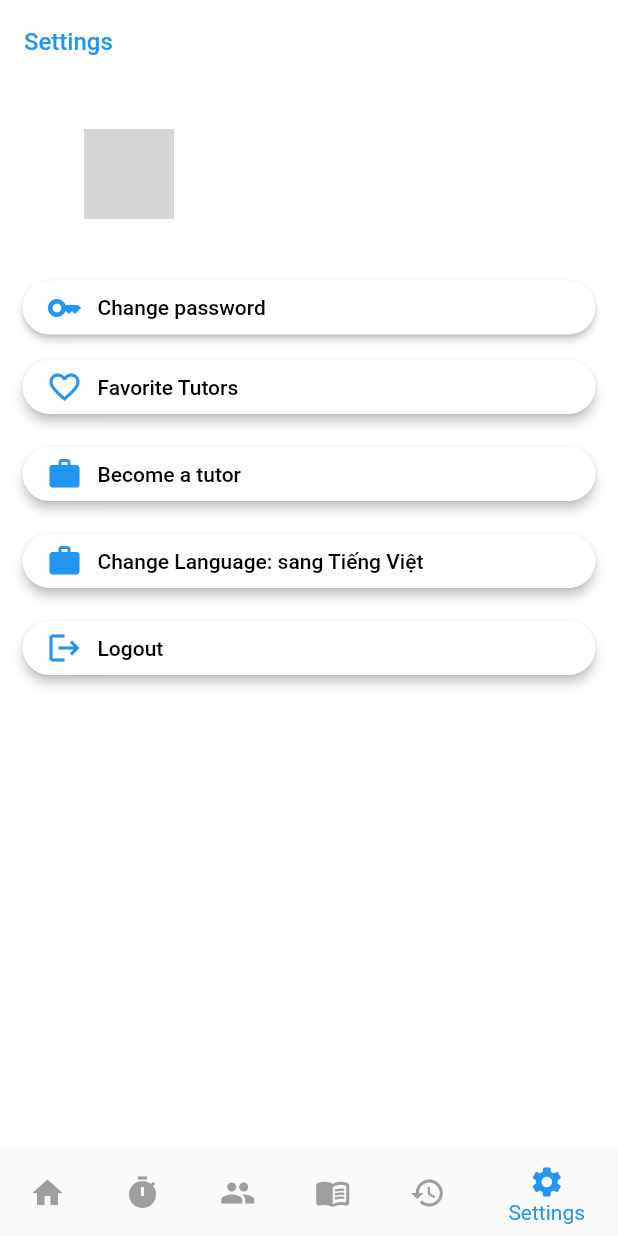
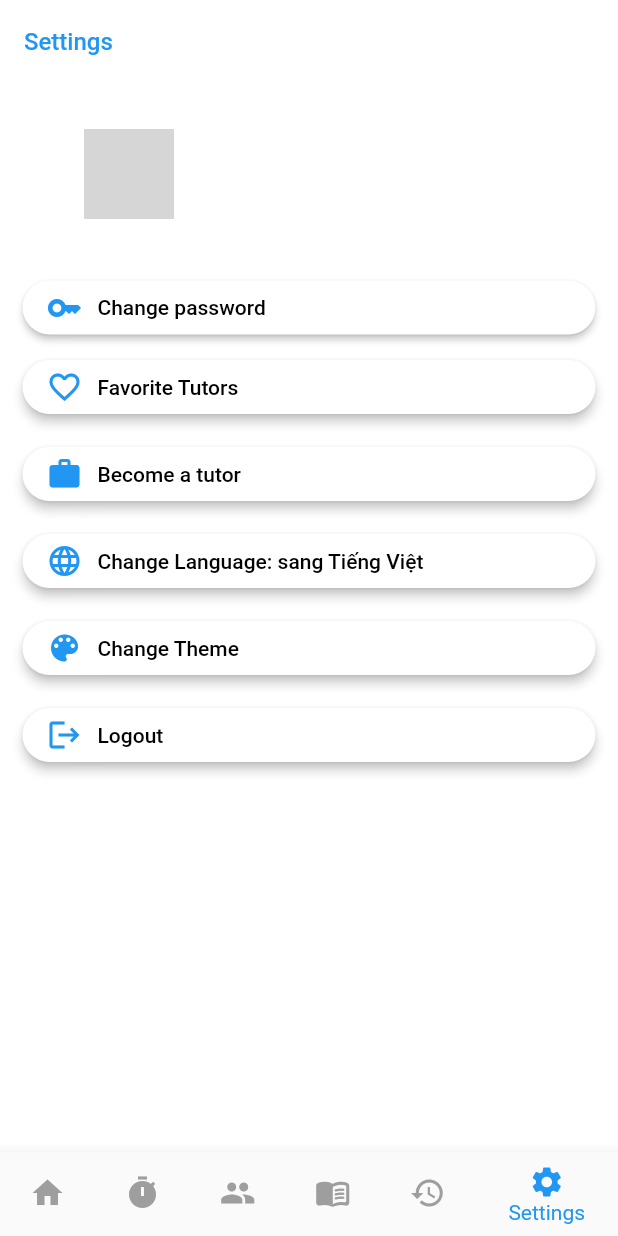
Before and after one commit to DuytheTeacher/advanced-mobile-development, a Flutter app: the Tabbar screen opened directly, item 6 of the bottom bar chosen, on a phone screen of 412 x 824 dp. Run offline on Flutter 3.47's test engine with Material 2 defaults, Android fonts, the phone set to English and light mode, and no system bars; our stand-ins replace flutter_local_notifications, image_picker, rxdart, shared_preferences, timezone, video_player; missing offline and left inert: flutter_pdfview; accounts and stored records are empty; generated files the repository leaves out were written again; network calls fail; grey boxes are pictures that could not be loaded.

Commit message:
Offline flow for Change theme

```diff
--- a/lib/l10n/app_en.arb
+++ b/lib/l10n/app_en.arb
@@ -17,6 +17,7 @@
             }
         }
     },
+    "changeTheme": "Change Theme",
     "home": "Home",
     "schedule": "Schedule",
     "tutors": "Tutors",
--- a/lib/l10n/app_vi.arb
+++ b/lib/l10n/app_vi.arb
@@ -17,6 +17,7 @@
             }
         }
     },
+    "changeTheme": "Thay đổi giao diện",
     "home": "Trang chủ",
     "schedule": "Lịch học",
     "tutors": "Danh sách Giảng viên",
--- /dev/null
+++ b/lib/providers/themeProvider.dart
@@ -0,0 +1,35 @@
+import 'package:flutter/foundation.dart';
+import 'package:shared_preferences/shared_preferences.dart';
+
+class ThemeProvider with ChangeNotifier {
+  bool _isDark = false;
+  late SharedPreferences prefs;
+
+  bool get isDark {
+    return _isDark;
+  }
+
+  void changeTheme() {
+    _isDark = !_isDark;
+    saveData();
+    notifyListeners();
+  }
+
+  ThemeProvider() {
+    setup();
+  }
+
+  void setup() async {
+    prefs = await SharedPreferences.getInstance();
+    loadData();
+  }
+
+  void saveData() async {
+    await prefs.setBool('theme', _isDark);
+  }
+
+  void loadData() async {
+    _isDark = await prefs.getBool('theme') ?? false;
+    notifyListeners();
+  }
+}
--- a/lib/widgets/screens/tabs/schedule.dart
+++ b/lib/widgets/screens/tabs/schedule.dart
@@ -304,9 +304,9 @@ class _ScheduleState extends State<Schedule> {
               shrinkWrap: true,
               controller: _controller,
               padding: const EdgeInsets.symmetric(vertical: 8),
-              itemCount: classes.length,
+              itemCount: upcomingClasses.length,
               itemBuilder: (BuildContext context, int index) {
-                Class currentClass = classes[index];
+                Class currentClass = upcomingClasses[index];
                 return Center(child: _scheduleCard(currentClass));
               },
               separatorBuilder: (BuildContext context, int index) =>
--- a/lib/widgets/screens/tabs/settings.dart
+++ b/lib/widgets/screens/tabs/settings.dart
@@ -1,6 +1,7 @@
 import 'dart:io';
 
 import 'package:advanced_mobile_dev/providers/languageProvider.dart';
+import 'package:advanced_mobile_dev/providers/themeProvider.dart';
 import 'package:advanced_mobile_dev/providers/userProvider.dart';
 import 'package:advanced_mobile_dev/widgets/screens/account/profile.dart';
 import 'package:advanced_mobile_dev/widgets/screens/tutors/favorite-tutors.dart';
@@ -22,6 +23,7 @@ class _SettingsState extends State<Settings> {
   Widget build(BuildContext context) {
     final userData = Provider.of<UserProvider>(context);
     final languageProvider = Provider.of<LanguageProvider>(context);
+    final themeProvider = Provider.of<ThemeProvider>(context);
 
     _profileItem() {
       final imageFile = File(userData.currentUser.imageUrl);
@@ -202,13 +204,47 @@ class _SettingsState extends State<Settings> {
             child: Row(
               children: [
                 Icon(
-                  Icons.work,
+                  Icons.language,
                   color: Theme.of(context).primaryColor,
                 ),
                 Padding(
                   padding: const EdgeInsets.only(left: 10),
                   child: Text(
                     AppLocalizations.of(context)!.changeLanguage(languageProvider.locale == 'vi' ? 'English' : 'Tiếng Việt'),
+                    style: const TextStyle(color: Colors.black),
+                  ),
+                )
+              ],
+            ),
+            style: ElevatedButton.styleFrom(
+                elevation: 3,
+                primary: Theme.of(context).scaffoldBackgroundColor,
+                shape: RoundedRectangleBorder(
+                    borderRadius: BorderRadius.circular(50))),
+          ),
+        ),
+      );
+    }
+
+    _changeThemeItem() {
+      return Padding(
+        padding: const EdgeInsets.only(bottom: 10),
+        child: SizedBox(
+          width: double.infinity,
+          child: ElevatedButton(
+            onPressed: () {
+              themeProvider.changeTheme();
+            },
+            child: Row(
+              children: [
+                Icon(
+                  Icons.color_lens,
+                  color: Theme.of(context).primaryColor,
+                ),
+                Padding(
+                  padding: const EdgeInsets.only(left: 10),
+                  child: Text(
+                    AppLocalizations.of(context)!.changeTheme,
                     style: const TextStyle(color: Colors.black),
                   ),
                 )
@@ -268,6 +304,7 @@ class _SettingsState extends State<Settings> {
             _coursesItem(),
             _becomeTutorItem(),
             _changeLanguageItem(),
+            _changeThemeItem(),
             _logoutItem()
           ],
         ),
--- a/lib/widgets/screens/tutors/favorite-tutors.dart
+++ b/lib/widgets/screens/tutors/favorite-tutors.dart
@@ -25,7 +25,7 @@ class _FavoriteTutorState extends State<FavoriteTutor> {
       ),
       body: SingleChildScrollView(
         child: Padding(
-          padding: const EdgeInsets.symmetric(horizontal: 15),
+          padding: const EdgeInsets.all(15),
           child: SizedBox(
             width: double.infinity,
             child: Column(
```
Also changed, not shown: lib/main.dart (+9 -7 lines).
